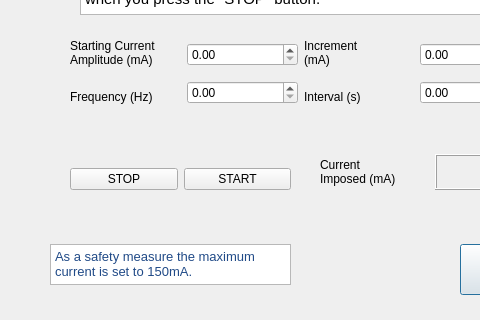
Old version of the form _Stimulation/stimulation_GUI/protocol3.ui in the repository annasparapani/MScThesis_tSCS; both pictures show x 0 to 480 and y 136 to 456 of the 616 by 456 pixel window.
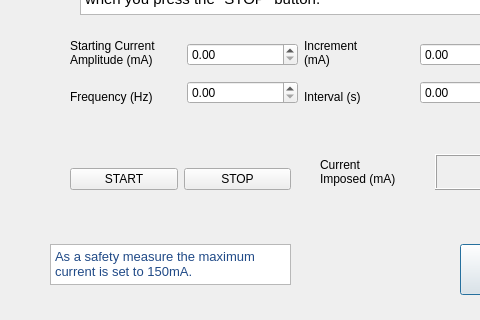
New version of the form.

```diff
--- a/_Stimulation/stimulation_GUI/protocol3.ui
+++ b/_Stimulation/stimulation_GUI/protocol3.ui
@@ -71,13 +71,6 @@
     </rect>
    </property>
    <layout class="QHBoxLayout" name="horizontalLayout_3">
-    <item>
-     <widget class="QPushButton" name="Button_Stop_2">
-      <property name="text">
-       <string>STOP</string>
-      </property>
-     </widget>
-    </item>
     <item>
      <widget class="QPushButton" name="Button_Start_2">
       <property name="text">
@@ -85,6 +78,13 @@
       </property>
      </widget>
     </item>
+    <item>
+     <widget class="QPushButton" name="Button_Stop_2">
+      <property name="text">
+       <string>STOP</string>
+      </property>
+     </widget>
+    </item>
    </layout>
   </widget>
   <widget class="QTextBrowser" name="Text_Note">
@@ -104,7 +104,7 @@
 &lt;p style=&quot; margin-top:0px; margin-bottom:0px; margin-left:0px; margin-right:0px; -qt-block-indent:0; text-indent:0px;&quot;&gt;&lt;span style=&quot; font-size:10pt; color:#204a87;&quot;&gt;As a safety measure the maximum current is set to 150mA.&lt;/span&gt;&lt;/p&gt;&lt;/body&gt;&lt;/html&gt;</string>
    </property>
   </widget>
-  <widget class="QWidget" name="">
+  <widget class="QWidget" name="layoutWidget">
    <property name="geometry">
     <rect>
      <x>320</x>
@@ -127,7 +127,7 @@
     </item>
    </layout>
   </widget>
-  <widget class="QWidget" name="">
+  <widget class="QWidget" name="layoutWidget">
    <property name="geometry">
     <rect>
      <x>70</x>
```
